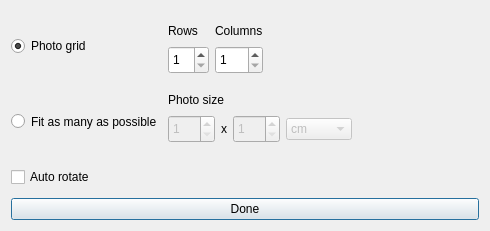
Above: utilities/assistants/printcreator/ui/advprintcustomlayout.ui from KDE/digikam before the change. Below: the same form after it.
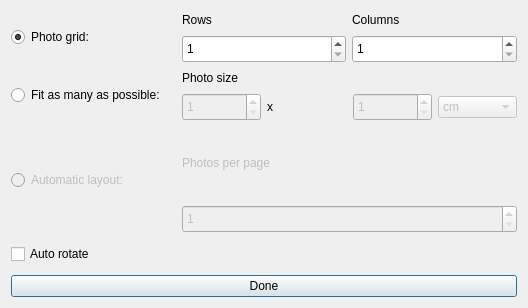
That is the form after the change.

Commit message: fix layout and restore basis of automatic layout option (not yet implemented in manager)

What changed in the file:
```diff
--- a/utilities/assistants/printcreator/ui/advprintcustomlayout.ui
+++ b/utilities/assistants/printcreator/ui/advprintcustomlayout.ui
@@ -6,8 +6,8 @@
    <rect>
     <x>0</x>
     <y>0</y>
-    <width>490</width>
-    <height>231</height>
+    <width>528</width>
+    <height>308</height>
    </rect>
   </property>
   <property name="sizePolicy">
@@ -27,32 +27,8 @@
   </property>
   <layout class="QVBoxLayout" name="verticalLayout_7">
    <item>
-    <layout class="QHBoxLayout" name="horizontalLayout_3">
-     <item>
-      <layout class="QVBoxLayout" name="verticalLayout_5">
-       <item>
-        <widget class="QRadioButton" name="m_photoGridCheck">
-         <property name="sizePolicy">
-          <sizepolicy hsizetype="Minimum" vsizetype="Preferred">
-           <horstretch>0</horstretch>
-           <verstretch>0</verstretch>
-          </sizepolicy>
-         </property>
-         <property name="minimumSize">
-          <size>
-           <width>0</width>
-           <height>46</height>
-          </size>
-         </property>
-         <property name="text">
-          <string>Photo grid</string>
-         </property>
-         <property name="checked">
-          <bool>true</bool>
-         </property>
-        </widget>
-       </item>
-       <item>
+    <layout class="QGridLayout" name="gridLayout">
+     <item row="6" column="0">
         <widget class="QRadioButton" name="m_fitAsManyCheck">
          <property name="enabled">
           <bool>true</bool>
@@ -70,18 +46,12 @@
           </size>
          </property>
          <property name="text">
-          <string>Fit as many as possible</string>
+        <string>Fit as many as possible:</string>
          </property>
         </widget>
        </item>
-      </layout>
-     </item>
-     <item>
-      <layout class="QVBoxLayout" name="verticalLayout_6">
-       <item>
-        <layout class="QHBoxLayout" name="horizontalLayout_2">
-         <item>
-          <layout class="QVBoxLayout" name="verticalLayout">
+     <item row="3" column="1">
+      <layout class="QVBoxLayout" name="verticalLayout_2">
            <item>
             <widget class="QLabel" name="label">
              <property name="sizePolicy">
@@ -122,71 +92,8 @@
            </item>
           </layout>
          </item>
-         <item>
-          <layout class="QVBoxLayout" name="verticalLayout_4">
-           <item>
-            <widget class="QLabel" name="label_2">
-             <property name="sizePolicy">
-              <sizepolicy hsizetype="Preferred" vsizetype="Fixed">
-               <horstretch>0</horstretch>
-               <verstretch>0</verstretch>
-              </sizepolicy>
-             </property>
-             <property name="minimumSize">
-              <size>
-               <width>0</width>
-               <height>18</height>
-              </size>
-             </property>
-             <property name="text">
-              <string>Columns</string>
-             </property>
-            </widget>
-           </item>
-           <item>
-            <widget class="QSpinBox" name="m_gridColumns">
-             <property name="sizePolicy">
-              <sizepolicy hsizetype="Minimum" vsizetype="Fixed">
-               <horstretch>0</horstretch>
-               <verstretch>0</verstretch>
-              </sizepolicy>
-             </property>
-             <property name="minimumSize">
-              <size>
-               <width>0</width>
-               <height>28</height>
-              </size>
-             </property>
-             <property name="minimum">
-              <number>1</number>
-             </property>
-            </widget>
-           </item>
-          </layout>
-         </item>
-         <item>
-          <spacer name="horizontalSpacer_2">
-           <property name="sizePolicy">
-            <sizepolicy hsizetype="Minimum" vsizetype="Minimum">
-             <horstretch>0</horstretch>
-             <verstretch>0</verstretch>
-            </sizepolicy>
-           </property>
-           <property name="orientation">
-            <enum>Qt::Horizontal</enum>
-           </property>
-           <property name="sizeHint" stdset="0">
-            <size>
-             <width>40</width>
-             <height>20</height>
-            </size>
-           </property>
-          </spacer>
-         </item>
-        </layout>
-       </item>
-       <item>
-        <layout class="QVBoxLayout" name="verticalLayout_3">
+     <item row="6" column="1" colspan="2">
+      <layout class="QVBoxLayout" name="verticalLayout_9">
          <item>
           <widget class="QLabel" name="label_4">
            <property name="sizePolicy">
@@ -299,25 +206,144 @@
              </item>
             </widget>
            </item>
+        </layout>
+       </item>
+      </layout>
+     </item>
+     <item row="3" column="2">
+      <layout class="QVBoxLayout" name="verticalLayout_8">
            <item>
-            <spacer name="horizontalSpacer_4">
-             <property name="orientation">
-              <enum>Qt::Horizontal</enum>
-             </property>
-             <property name="sizeHint" stdset="0">
+        <widget class="QLabel" name="label_2">
+         <property name="sizePolicy">
+          <sizepolicy hsizetype="Preferred" vsizetype="Fixed">
+           <horstretch>0</horstretch>
+           <verstretch>0</verstretch>
+          </sizepolicy>
+         </property>
+         <property name="minimumSize">
               <size>
-               <width>40</width>
-               <height>20</height>
-              </size>
-             </property>
-            </spacer>
-           </item>
-          </layout>
+           <width>0</width>
+           <height>18</height>
+          </size>
+         </property>
+         <property name="text">
+          <string>Columns</string>
+         </property>
+        </widget>
+       </item>
+       <item>
+        <widget class="QSpinBox" name="m_gridColumns">
+         <property name="sizePolicy">
+          <sizepolicy hsizetype="Minimum" vsizetype="Fixed">
+           <horstretch>0</horstretch>
+           <verstretch>0</verstretch>
+          </sizepolicy>
+         </property>
+         <property name="minimumSize">
+          <size>
+           <width>0</width>
+           <height>28</height>
+          </size>
+         </property>
+         <property name="minimum">
+          <number>1</number>
+         </property>
+        </widget>
          </item>
         </layout>
        </item>
+     <item row="3" column="0">
+      <widget class="QRadioButton" name="m_photoGridCheck">
+       <property name="sizePolicy">
+        <sizepolicy hsizetype="Minimum" vsizetype="Preferred">
+         <horstretch>0</horstretch>
+         <verstretch>0</verstretch>
+        </sizepolicy>
+       </property>
+       <property name="minimumSize">
+        <size>
+         <width>0</width>
+         <height>46</height>
+        </size>
+       </property>
+       <property name="text">
+        <string>Photo grid:</string>
+       </property>
+       <property name="checked">
+        <bool>true</bool>
+       </property>
+      </widget>
+     </item>
+     <item row="7" column="0">
+      <widget class="QRadioButton" name="m_photosXPageCheck">
+       <property name="enabled">
+        <bool>false</bool>
+       </property>
+       <property name="sizePolicy">
+        <sizepolicy hsizetype="Minimum" vsizetype="Preferred">
+         <horstretch>0</horstretch>
+         <verstretch>0</verstretch>
+        </sizepolicy>
+       </property>
+       <property name="minimumSize">
+        <size>
+         <width>0</width>
+         <height>46</height>
+        </size>
+       </property>
+       <property name="text">
+        <string>Automatic layout:</string>
+       </property>
+      </widget>
+     </item>
+     <item row="7" column="1" colspan="2">
+      <layout class="QVBoxLayout" name="verticalLayout">
        <item>
-        <layout class="QHBoxLayout" name="horizontalLayout_4"/>
+        <widget class="QLabel" name="label_5">
+         <property name="enabled">
+          <bool>false</bool>
+         </property>
+         <property name="text">
+          <string>Photos per page</string>
+         </property>
+        </widget>
+       </item>
+       <item>
+        <widget class="QSpinBox" name="m_photosXPage">
+         <property name="enabled">
+          <bool>false</bool>
+         </property>
+         <property name="sizePolicy">
+          <sizepolicy hsizetype="Minimum" vsizetype="Fixed">
+           <horstretch>0</horstretch>
+           <verstretch>0</verstretch>
+          </sizepolicy>
+         </property>
+         <property name="minimumSize">
+          <size>
+           <width>0</width>
+           <height>28</height>
+          </size>
+         </property>
+         <property name="frame">
+          <bool>true</bool>
+         </property>
+         <property name="readOnly">
+          <bool>false</bool>
+         </property>
+         <property name="specialValueText">
+          <string extracomment="0 to disable"/>
+         </property>
+         <property name="minimum">
+          <number>1</number>
+         </property>
+         <property name="singleStep">
+          <number>1</number>
+         </property>
+         <property name="value">
+          <number>1</number>
+         </property>
+        </widget>
        </item>
       </layout>
      </item>
```
Lines whose indentation alone changed are shown as unchanged.
